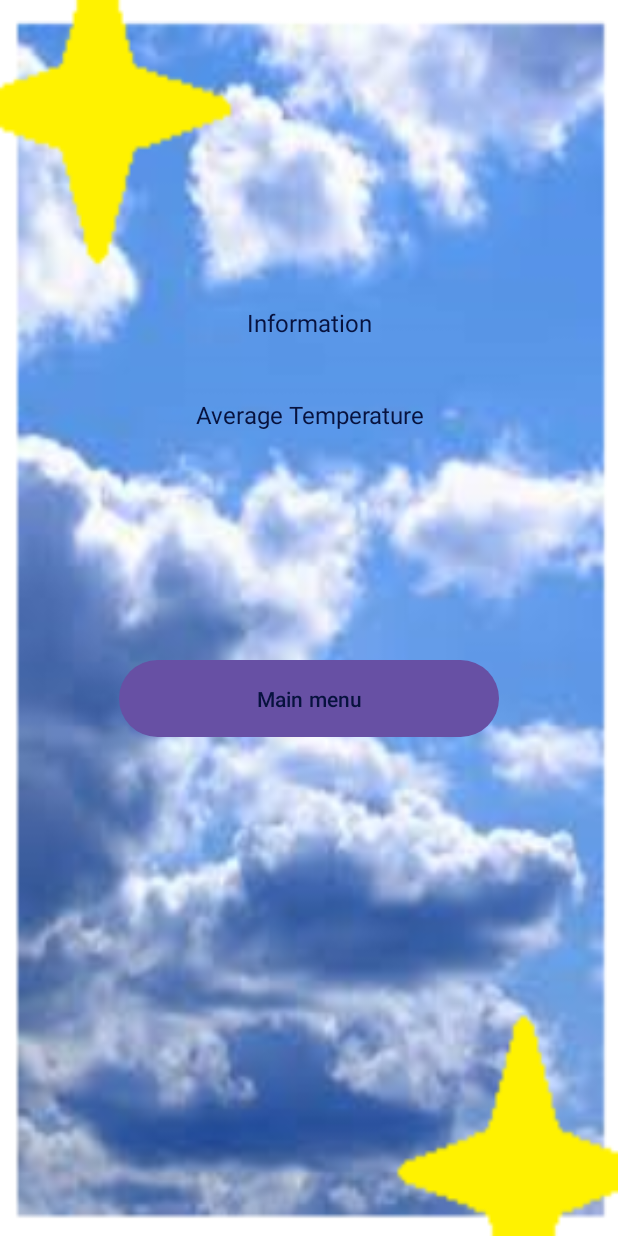
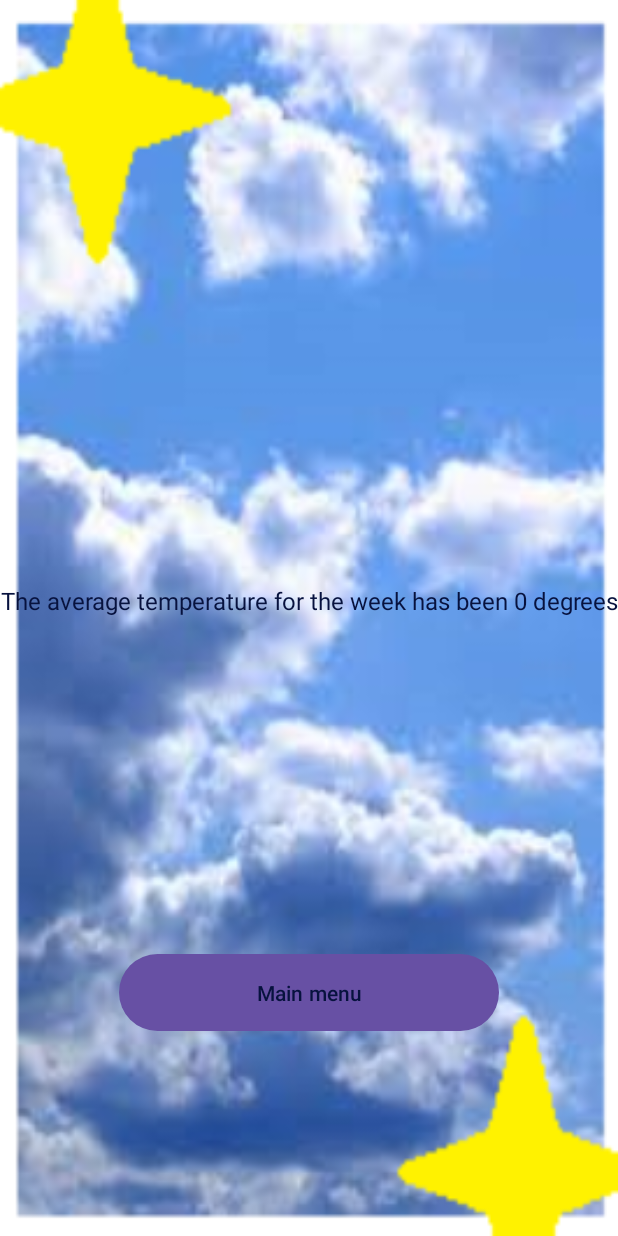
Before and after one commit to ST10450853-NKOSINATHIMAQUNGELA/10450853_IMAD5112_Practicum, an Android app: the MainScreen screen opened directly, with no data from a screen before it, after a tap on "Detailed View", on a phone screen of 412 x 824 dp. Run offline under Robolectric (Android 15) with nearby library versions, the phone set to English and light mode, and no system bars.

Commit message:
Added intent that push the array values to the next screen. Added a for loop that displays the values and calculates the total temperature. calculated the average temperature

```diff
--- a/app/src/main/java/com/example/a10450853_imad5112_practicum/DetailedViewScreen.kt
+++ b/app/src/main/java/com/example/a10450853_imad5112_practicum/DetailedViewScreen.kt
@@ -1,12 +1,21 @@
 package com.example.a10450853_imad5112_practicum
 
+import android.content.Intent
+import android.health.connect.datatypes.units.Temperature
 import android.os.Bundle
+import android.widget.Button
+import android.widget.TextView
 import androidx.activity.enableEdgeToEdge
 import androidx.appcompat.app.AppCompatActivity
 import androidx.core.view.ViewCompat
 import androidx.core.view.WindowInsetsCompat
 
 class DetailedViewScreen : AppCompatActivity() {
+
+    private lateinit var infoTextView: TextView
+    private lateinit var avgTempTextView: TextView
+    private lateinit var homeButton: Button
+
     override fun onCreate(savedInstanceState: Bundle?) {
         super.onCreate(savedInstanceState)
         enableEdgeToEdge()
@@ -17,5 +26,36 @@ class DetailedViewScreen : AppCompatActivity() {
             insets
         }
 
+        infoTextView = findViewById(R.id.infoTextView)
+        avgTempTextView = findViewById(R.id.avgTempTextView)
+        homeButton = findViewById(R.id.homeButton)
+
+        homeButton.setOnClickListener {
+            val intent = Intent(this, MainScreen::class.java)
+            startActivity(intent)
+            finish()
+        }
+
+        val days = intent.getStringArrayListExtra("weekDays") ?: arrayListOf()
+        val minTemperature = intent.getIntegerArrayListExtra("minTemperatureList") ?: arrayListOf()
+        val maxTemperature = intent.getIntegerArrayListExtra("maxTemperatureList") ?: arrayListOf()
+        val weatherCondition = intent.getStringArrayListExtra("weatherConditionList") ?: arrayListOf()
+
+        val information = StringBuilder()
+        var totalTemperature = 0
+
+        for (i in days.indices ){
+            information.append("${days[i]}: Minimum Temperature - ${minTemperature[i]} degrees," +
+                    "Maximum Temperature - ${maxTemperature[i]} degrees," +
+                    " Weather Condition - ${weatherCondition[i]}\n")
+            totalTemperature += maxTemperature[i] + minTemperature[i]
+        }
+
+        val averageTemperature = if (days.isNotEmpty()) totalTemperature / days.size else 0
+
+        infoTextView.text = information.toString()
+        avgTempTextView.text = "The average temperature for the week has been $averageTemperature degrees"
+
+
     }
 }
--- a/app/src/main/java/com/example/a10450853_imad5112_practicum/MainScreen.kt
+++ b/app/src/main/java/com/example/a10450853_imad5112_practicum/MainScreen.kt
@@ -54,8 +54,12 @@ class MainScreen : AppCompatActivity() {
 
         detailedViewButton.setOnClickListener {
             val intent = Intent(this, DetailedViewScreen::class.java)
+            intent.putStringArrayListExtra("weekDays", weekDay)
+            intent.putIntegerArrayListExtra("minTemperatureList", minTemperatureList)
+            intent.putIntegerArrayListExtra("maxTemperatureList", maxTemperatureList)
+            intent.putStringArrayListExtra("weatherConditionList", weatherConditionList)
             startActivity(intent)
-            finish()
+
         }
 
 
--- a/app/src/main/res/layout/activity_detailed_view_screen.xml
+++ b/app/src/main/res/layout/activity_detailed_view_screen.xml
@@ -16,7 +16,7 @@
     <TextView
         android:id="@+id/infoTextView"
         android:layout_width="match_parent"
-        android:layout_height="61dp"
+        android:layout_height="185dp"
         android:layout_gravity="center"
         android:text="Information"
         android:textAlignment="center"
@@ -26,7 +26,7 @@
     <TextView
         android:id="@+id/avgTempTextView"
         android:layout_width="match_parent"
-        android:layout_height="61dp"
+        android:layout_height="133dp"
         android:layout_gravity="center"
         android:text="Average Temperature"
         android:textAlignment="center"
```
